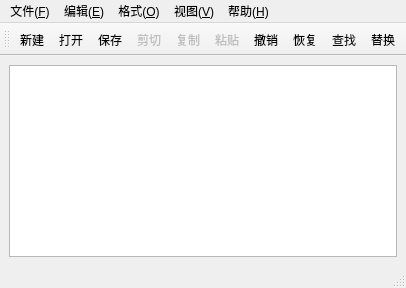
Above: mainwindow.ui from pxh52013145/texteditor before the change. Below: the same form after it.
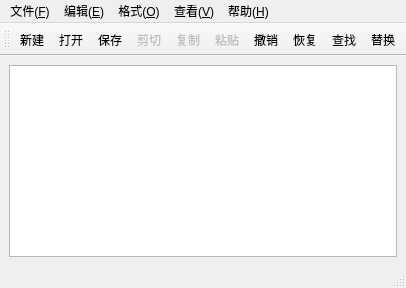
That is the form after the change. Custom widgets are drawn as their Qt base class.

```diff
--- a/mainwindow.ui
+++ b/mainwindow.ui
@@ -36,7 +36,7 @@
     <addaction name="actionReplace"/>
    </widget>
   <widget class="QMenu" name="menuView">
-    <property name="title"><string>视图(&amp;V)</string></property>
+    <property name="title"><string>查看(&amp;V)</string></property>
     <addaction name="actionToggleToolbar"/>
     <addaction name="actionToggleStatusBar"/>
   </widget>
```
